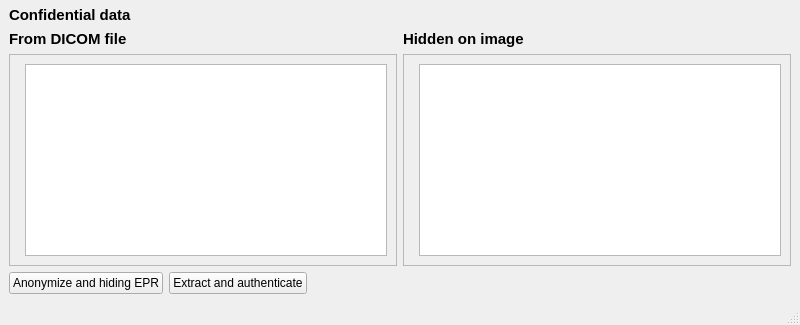
ydiazn/dhdicom, file dhdicom/visual/untitled.ui: the form before one commit; both pictures show x 0 to 800 and y 275 to 600 of the 800 by 600 pixel window.
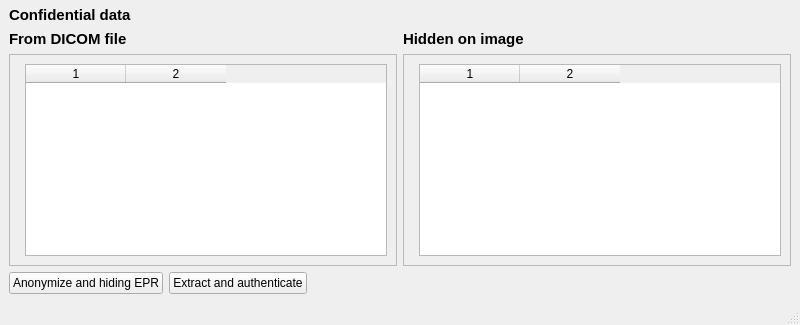
The form after the commit.

Commit message:
Limpiando los registros EPR antes de visualizar nuevos registros
 On branch master
 Changes to be committed:
	modified:   dhdicom/visual/principalUI.py
	modified:   dhdicom/visual/untitled.ui
	modified:   dhdicom/visual/visual.py

The edit to the form file:
```diff
--- a/dhdicom/visual/untitled.ui
+++ b/dhdicom/visual/untitled.ui
@@ -85,8 +85,10 @@
                 <item row="0" column="1">
                  <widget class="QTableWidget" name="eprTable">
                   <property name="columnCount">
-                   <number>0</number>
+                   <number>2</number>
                   </property>
+                  <column/>
+                  <column/>
                  </widget>
                 </item>
                </layout>
@@ -129,8 +131,10 @@
                 <item row="0" column="1">
                  <widget class="QTableWidget" name="hiddenEPRTable">
                   <property name="columnCount">
-                   <number>0</number>
+                   <number>2</number>
                   </property>
+                  <column/>
+                  <column/>
                  </widget>
                 </item>
                </layout>
```
The commit also changes 2 other files.
